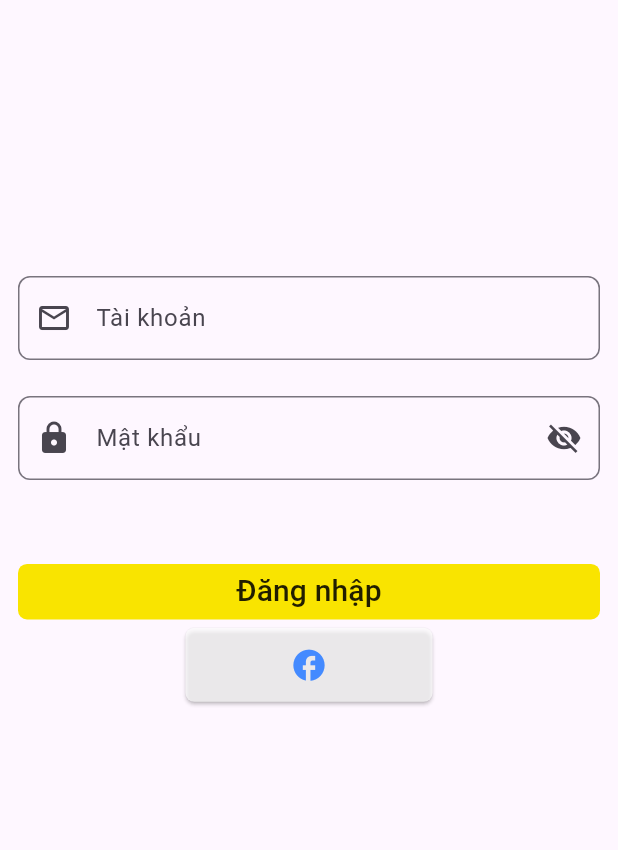
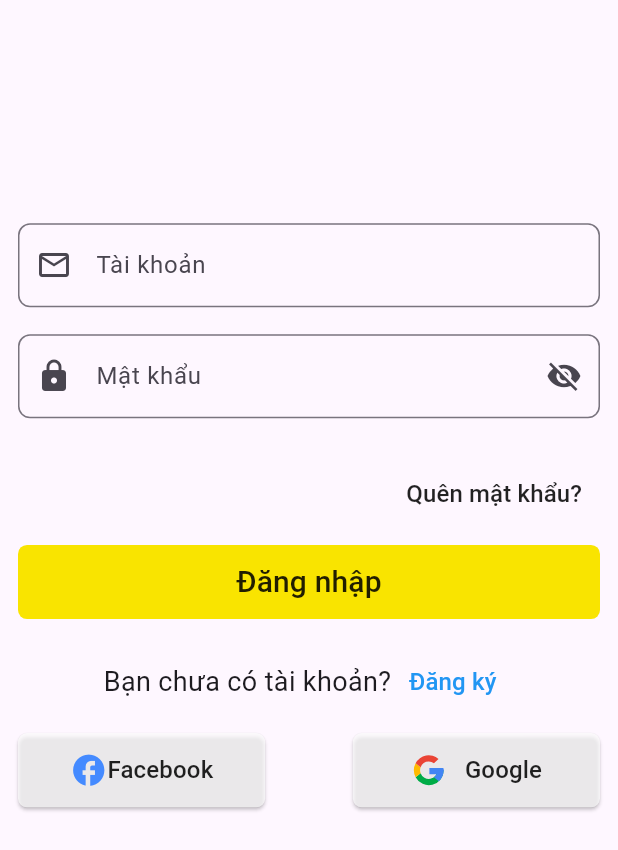
Before and after one commit to nguyenhuyk3/bmt_mobile, a Flutter app: the screen it shows after launch, on a phone screen of 412 x 824 dp. Shown: the top 850 px of the screen. Run offline on Flutter 3.47's test engine with Material 3 defaults, Android fonts, the phone set to English and light mode, and no system bars; our stand-ins replace equatable, flutter_bloc, flutter_svg, formz; accounts and stored records are empty.

Commit message:
complete login ui

```diff
--- a/lib/views/login/form.dart
+++ b/lib/views/login/form.dart
@@ -1,10 +1,10 @@
 import 'package:flutter/material.dart';
 import 'package:flutter_bloc/flutter_bloc.dart';
+import 'package:flutter_svg/svg.dart';
 import 'package:formz/formz.dart';
 import 'package:rent_transport_fe/bloc/bloc.dart';
 
 import '../../bloc/login/password/bloc.dart';
-
 
 class LoginForm extends StatelessWidget {
   const LoginForm({super.key});
@@ -16,11 +16,7 @@ class LoginForm extends StatelessWidget {
         if (state.status.isFailure) {
           ScaffoldMessenger.of(context)
             ..hideCurrentSnackBar()
-            ..showSnackBar(
-              const SnackBar(
-                content: Text('Đăng nhập thất bại'),
-              ),
-            );
+            ..showSnackBar(const SnackBar(content: Text('Đăng nhập thất bại')));
         }
       },
       child: Align(
@@ -29,11 +25,26 @@ class LoginForm extends StatelessWidget {
           mainAxisSize: MainAxisSize.min,
           children: [
             _AccountInput(),
-            const Padding(padding: EdgeInsets.all(12)),
+
+            const Padding(padding: EdgeInsets.all(9)),
             _PasswordInput(),
-            const Padding(padding: EdgeInsets.all(12)),
+
+            Row(
+              mainAxisAlignment: MainAxisAlignment.end,
+              children: [_ForgotPasswordButton()],
+            ),
+
+            const Padding(padding: EdgeInsets.all(5)),
             _LoginButton(),
-            _FacebookButton(),
+
+            const Padding(padding: EdgeInsets.all(9)),
+            _SignUpButton(),
+
+            const Padding(padding: EdgeInsets.all(5)),
+            Row(
+              mainAxisAlignment: MainAxisAlignment.spaceBetween,
+              children: [_FacebookButton(), _GoogleButton()],
+            ),
           ],
         ),
       ),
@@ -44,8 +55,9 @@ class LoginForm extends StatelessWidget {
 class _AccountInput extends StatelessWidget {
   @override
   Widget build(BuildContext context) {
-    final displayError =
-        context.select((LoginBloc bloc) => bloc.state.account.displayError);
+    final displayError = context.select(
+      (LoginBloc bloc) => bloc.state.account.displayError,
+    );
 
     return TextField(
       key: const Key('loginForm_usernameInput_textField'),
@@ -58,10 +70,7 @@ class _AccountInput extends StatelessWidget {
         errorText: displayError != null ? 'Tài khoản không hợp lệ' : null,
         border: OutlineInputBorder(
           borderRadius: BorderRadius.circular(8.0),
-          borderSide: const BorderSide(
-            color: Colors.red,
-            width: 1,
-          ),
+          borderSide: const BorderSide(color: Colors.red, width: 1),
         ),
       ),
     );
@@ -71,8 +80,9 @@ class _AccountInput extends StatelessWidget {
 class _PasswordInput extends StatelessWidget {
   @override
   Widget build(BuildContext context) {
-    final displayError =
-        context.select((LoginBloc bloc) => bloc.state.password.displayError);
+    final displayError = context.select(
+      (LoginBloc bloc) => bloc.state.password.displayError,
+    );
 
     return BlocProvider(
       create: (context) => PasswordBloc(),
@@ -89,13 +99,13 @@ class _PasswordInput extends StatelessWidget {
               decoration: InputDecoration(
                 prefixIcon: const Icon(Icons.lock_rounded),
                 suffixIcon: IconButton(
-                  icon: Icon(state.obscureText
-                      ? Icons.visibility_off
-                      : Icons.visibility),
+                  icon: Icon(
+                    state.obscureText ? Icons.visibility_off : Icons.visibility,
+                  ),
                   onPressed: () {
-                    context
-                        .read<PasswordBloc>()
-                        .add(PasswordToggleVisibility());
+                    context.read<PasswordBloc>().add(
+                      PasswordToggleVisibility(),
+                    );
                   },
                 ),
                 labelText: 'Mật khẩu',
@@ -103,10 +113,7 @@ class _PasswordInput extends StatelessWidget {
                     displayError != null ? 'Mật khẩu không hợp lệ' : null,
                 border: OutlineInputBorder(
                   borderRadius: BorderRadius.circular(8.0),
-                  borderSide: const BorderSide(
-                    color: Colors.red,
-                    width: 1,
-                  ),
+                  borderSide: const BorderSide(color: Colors.red, width: 1),
                 ),
               ),
             ),
@@ -117,11 +124,49 @@ class _PasswordInput extends StatelessWidget {
   }
 }
 
+class _ForgotPasswordButton extends StatelessWidget {
+  @override
+  Widget build(BuildContext context) {
+    return TextButton(
+      onPressed: () {
+        Navigator.pushNamed(context, '/forgot-password');
+      },
+      child: const Text(
+        'Quên mật khẩu?',
+        style: TextStyle(color: Colors.black87, fontSize: 16),
+      ),
+    );
+  }
+}
+
+class _SignUpButton extends StatelessWidget {
+  @override
+  Widget build(BuildContext context) {
+    return Row(
+      mainAxisAlignment: MainAxisAlignment.center,
+      children: [
+        const Text('Bạn chưa có tài khoản?', style: TextStyle(fontSize: 18)),
+        TextButton(
+          onPressed: () {
+            // Điều hướng đến trang Đăng ký
+            Navigator.pushNamed(context, '/sign-up');
+          },
+          child: const Text(
+            'Đăng ký',
+            style: TextStyle(color: Colors.blue, fontSize: 16),
+          ),
+        ),
+      ],
+    );
+  }
+}
+
 class _LoginButton extends StatelessWidget {
   @override
   Widget build(BuildContext context) {
-    final isInProgressOrSuccess = context
-        .select((LoginBloc bloc) => bloc.state.status.isInProgressOrSuccess);
+    final isInProgressOrSuccess = context.select(
+      (LoginBloc bloc) => bloc.state.status.isInProgressOrSuccess,
+    );
 
     if (isInProgressOrSuccess) return const CircularProgressIndicator();
 
@@ -129,21 +174,21 @@ class _LoginButton extends StatelessWidget {
 
     return ElevatedButton(
       key: const Key('loginForm_continue_raisedButton'),
-      onPressed: isValid
-          ? () => context.read<LoginBloc>().add(const LoginSubmitted())
-          : null,
+      onPressed:
+          isValid
+              ? () => context.read<LoginBloc>().add(const LoginSubmitted())
+              : null,
       style: ButtonStyle(
         backgroundColor: WidgetStateProperty.all(const Color(0xFFF9E400)),
         shape: WidgetStateProperty.all(
           RoundedRectangleBorder(
             borderRadius: BorderRadius.circular(6),
-            side: const BorderSide(
-              color: Colors.transparent,
-              width: 1,
-            ),
+            side: const BorderSide(color: Colors.transparent, width: 1),
           ),
         ),
-        minimumSize: WidgetStateProperty.all(const Size(double.infinity, 0)),
+        minimumSize: WidgetStateProperty.all(
+          Size(double.infinity, MediaQuery.of(context).size.height * 0.06),
+        ),
       ),
       child: const Padding(
         padding: EdgeInsets.all(4),
@@ -171,25 +216,68 @@ class _FacebookButton extends StatelessWidget {
         shape: WidgetStateProperty.all(
           RoundedRectangleBorder(
             borderRadius: BorderRadius.circular(6),
-            side: const BorderSide(
-              color: Colors.transparent,
-              width: 1,
-            ),
+            side: const BorderSide(color: Colors.transparent, width: 1),
           ),
         ),
         minimumSize: WidgetStateProperty.all(
-          Size(MediaQuery.of(context).size.width * 0.4,
-              MediaQuery.of(context).size.height * 0.06),
+          Size(
+            MediaQuery.of(context).size.width * 0.4,
+            MediaQuery.of(context).size.height * 0.06,
+          ),
         ),
       ),
       child: const Padding(
         padding: EdgeInsets.all(3),
-        child: Icon(
-          Icons.facebook,
-          color: Colors.blueAccent,
-          size: 25,
+        child: Row(
+          mainAxisSize: MainAxisSize.min,
+          children: [
+            Icon(Icons.facebook, color: Colors.blueAccent, size: 25),
+            Text(
+              'Facebook',
+              style: TextStyle(color: Colors.black87, fontSize: 16.0),
+            ),
+          ],
         ),
       ),
     );
   }
 }
+
+class _GoogleButton extends StatelessWidget {
+  @override
+  Widget build(BuildContext context) {
+    return ElevatedButton(
+      key: const Key('loginForm_google_login'),
+      onPressed: () => {},
+      style: ButtonStyle(
+        backgroundColor: WidgetStateProperty.all(Colors.white70),
+        shape: WidgetStateProperty.all(
+          RoundedRectangleBorder(
+            borderRadius: BorderRadius.circular(6),
+            side: const BorderSide(color: Colors.transparent, width: 1),
+          ),
+        ),
+        minimumSize: WidgetStateProperty.all(
+          Size(
+            MediaQuery.of(context).size.width * 0.4,
+            MediaQuery.of(context).size.height * 0.06,
+          ),
+        ),
+      ),
+      child: Padding(
+        padding: EdgeInsets.all(3),
+        child: Row(
+          mainAxisSize: MainAxisSize.min,
+          children: [
+            SvgPicture.asset('assets/icons/google_logo.svg', height: 24.0),
+            SizedBox(width: 12.0),
+            Text(
+              'Google',
+              style: TextStyle(color: Colors.black87, fontSize: 16.0),
+            ),
+          ],
+        ),
+      ),
+    );
+  }
+}
--- a/pubspec.yaml
+++ b/pubspec.yaml
@@ -18,6 +18,7 @@ dependencies:
   flutter_bloc: ^9.0.0
   equatable: ^2.0.7
   formz: ^0.8.0
+  flutter_svg: ^2.0.9
 
 dev_dependencies:
   flutter_test:
@@ -26,3 +27,5 @@ dev_dependencies:
 
 flutter:
   uses-material-design: true
+  assets:
+    - assets/icons/google_logo.svg
```
Also changed, not shown: assets/icons/google_logo.svg (added), pubspec.lock.
